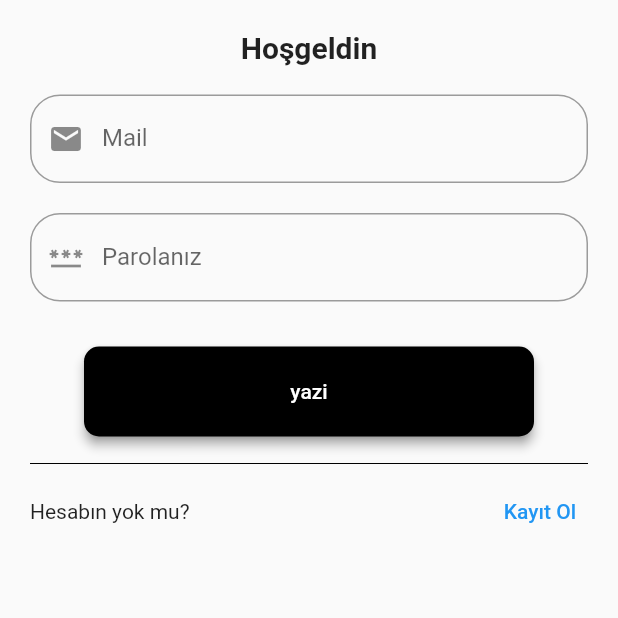
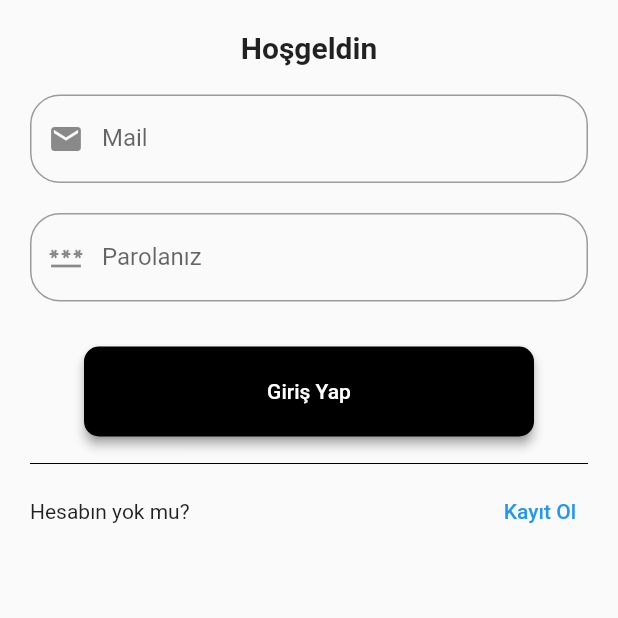
Before and after one commit to EmrSyhn/FallUygulamasi, a Flutter app: the screen it shows after launch, on a phone screen of 412 x 824 dp, the top half of it. Run offline on Flutter 3.47's test engine with Material 2 defaults, Android fonts, the light colour scheme and no system bars; our stand-ins replace circular_countdown_timer, cloud_firestore, connectivity_plus, firebase_auth, firebase_core, shared_preferences; accounts and stored records are empty.

Commit message:
ufak değişiklikler

```diff
--- a/lib/models/loginislemleri.dart
+++ b/lib/models/loginislemleri.dart
@@ -31,7 +31,7 @@ class GirisIslemler {
       }
       return null;
     } catch (e) {
-      print(e);
+      debugPrint('$e');
       return null;
     }
   }
--- a/lib/views/register_page/login_page.dart
+++ b/lib/views/register_page/login_page.dart
@@ -20,7 +20,6 @@ GirisIslemler giris = GirisIslemler();
 class _LoginPageState extends State<LoginPage> {
   TextEditingController mail = TextEditingController();
   TextEditingController parola = TextEditingController();
-  final _dogrulamaAnahtari = GlobalKey<FormState>();
 
   @override
   Widget build(BuildContext context) {
@@ -36,9 +35,7 @@ class _LoginPageState extends State<LoginPage> {
                 style: TextStyle(fontWeight: FontWeight.bold, fontSize: 20),
               ),
               const SizedBox(height: 20),
-              Form(
-                key: _dogrulamaAnahtari,
-                child: Column(
+              Column(
                 crossAxisAlignment: CrossAxisAlignment.start,
                 children: [
                   FormFields(
@@ -55,23 +52,57 @@ class _LoginPageState extends State<LoginPage> {
                   ),
                 ],
               ),
-              ),
               const SizedBox(
                 height: 30,
               ),
+              // GonderButon(
+              //   yazi: 'yazi',
+              //   press: () async {
+              //     if (mail.text == null || parola.text == null) {
+              //     } else {
+              //       try {
+              //         await giris.girisYap(
+              //             mail: mail.text, password: parola.text);
+              //         Navigator.pushReplacement(
+              //           context,
+              //           MaterialPageRoute(
+              //               builder: (context) => const MyFirstPage()),
+              //         );
+              //       } on FirebaseAuthException catch (e) {
+              //         debugPrint('$e');
+              //         var msg = '';
+              //         if (e.code == 'user-not-found') {
+              //           msg = "Kullanıcı bulunamadı";
+              //         }
+              //         if (e.code == 'invalid-email') {
+              //           msg = "Hatalı mail girişi";
+              //         }
+              //         if (e.code == 'wrong-password') {
+              //           msg = "Hatalı Parola";
+              //         }
+              //         _showDialog(context, msg: msg);
+              //       }
+              //     }
+              //   },
+              // ),
               GonderButon(
-                yazi: 'yazi',
+                yazi: 'Giriş Yap',
                 press: () async {
+                  // --> Kullanıcı bilgilerinin null olup olmadığını kontrol et
                   if (mail.text == null || parola.text == null) {
                   } else {
+                    // 2. Kullanıcı bilgileriile girşi yapmayı dene
                     try {
-                      await giris.girisYap(
-                          mail: mail.text, password: parola.text);
+                      final giris = await FirebaseAuth.instance
+                          .signInWithEmailAndPassword(
+                              email: mail.text, password: parola.text);
+                      debugPrint('$giris');
                       Navigator.pushReplacement(
                         context,
                         MaterialPageRoute(
                             builder: (context) => const MyFirstPage()),
                       );
+                      // 3. hata varsa kullanıcıya nesaj ver
                     } on FirebaseAuthException catch (e) {
                       debugPrint('$e');
                       var msg = '';
@@ -89,40 +120,6 @@ class _LoginPageState extends State<LoginPage> {
                   }
                 },
               ),
-              // GonderButon(
-              //     yazi: 'Giriş Yap',
-              //     press: () async {
-              //       // --> Kullanıcı bilgilerinin null olup olmadığını kontrol et
-              //       if (mail.text == null || parola.text == null) {
-              //       } else {
-              //         // 2. Kullanıcı bilgileriile girşi yapmayı dene
-              //         try {
-              //           final giris = await FirebaseAuth.instance
-              //               .signInWithEmailAndPassword(
-              //                   email: mail.text, password: parola.text);
-              //           debugPrint('$giris');
-              //           Navigator.pushReplacement(
-              //             context,
-              //             MaterialPageRoute(
-              //                 builder: (context) => const MyFirstPage()),
-              //           );
-              //           // 3. hata varsa kullanıcıya nesaj ver
-              //         } on FirebaseAuthException catch (e) {
-              //           debugPrint('$e');
-              //           var msg = '';
-              //           if (e.code == 'user-not-found') {
-              //             msg = "Kullanıcı bulunamadı";
-              //           }
-              //           if (e.code == 'invalid-email') {
-              //             msg = "Hatalı mail girişi";
-              //           }
-              //           if (e.code == 'wrong-password') {
-              //             msg = "Hatalı Parola";
-              //           }
-              //           _showDialog(context, msg: msg);
-              //         }
-              //       }
-              //     }),
               const SizedBox(height: 10),
               const Divider(
                 color: Colors.black,
@@ -151,17 +148,14 @@ class _LoginPageState extends State<LoginPage> {
     );
   }
 
-  void _showDialog(BuildContext context, {String msg = ''}) {
-    // flutter defined function
+  _showDialog(BuildContext context, {String msg = ''}) {
     showDialog(
       context: context,
       builder: (BuildContext context) {
-        // return object of type Dialog
         return AlertDialog(
           title: const Text("Uyarı"),
           content: Text(msg),
           actions: [
-            // usually buttons at the bottom of the dialog
             ElevatedButton(
               child: const Text("Kapat"),
               onPressed: () {
```
Lines whose indentation alone changed are shown as unchanged.
